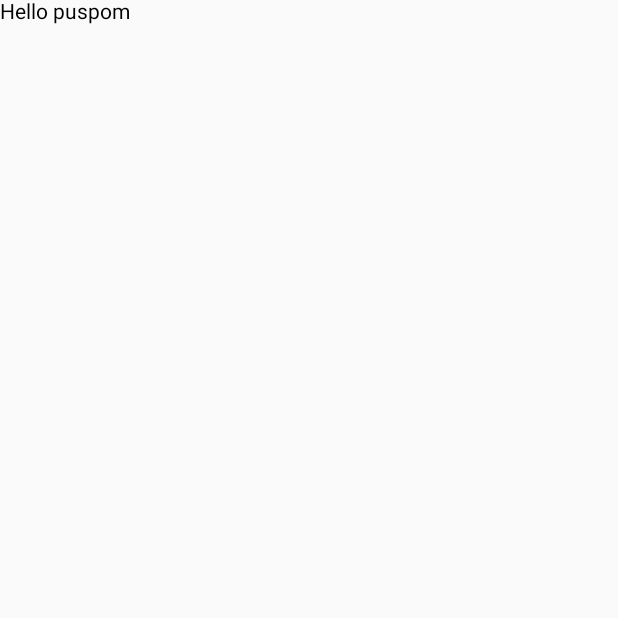
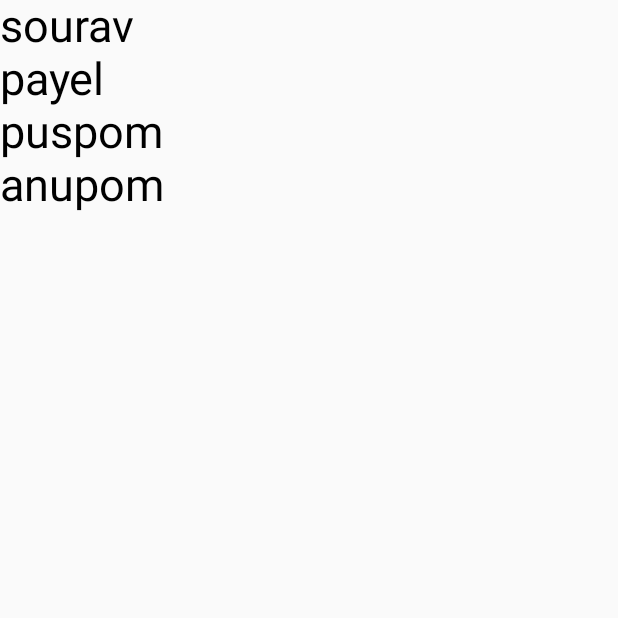
Before and after one commit to SouravBarman001/Android-practices, an Android app built with Jetpack Compose: the screen it shows after launch (MainActivity), on a phone screen of 412 x 824 dp, the top half of it. Before the commit the part shown is almost empty. Run offline under Robolectric (Android 15) with nearby library versions, the phone set to English and light mode, and no system bars.

Commit message:
text added

```diff
--- a/JetPackPractice/app/src/main/java/com/example/jetpackpractice/MainActivity.kt
+++ b/JetPackPractice/app/src/main/java/com/example/jetpackpractice/MainActivity.kt
@@ -3,6 +3,7 @@ package com.example.jetpackpractice
 import android.os.Bundle
 import androidx.activity.ComponentActivity
 import androidx.activity.compose.setContent
+import androidx.compose.foundation.layout.Column
 import androidx.compose.foundation.layout.fillMaxSize
 import androidx.compose.material.MaterialTheme
 import androidx.compose.material.Surface
@@ -10,17 +11,38 @@ import androidx.compose.material.Text
 import androidx.compose.runtime.Composable
 import androidx.compose.ui.Modifier
 import androidx.compose.ui.tooling.preview.Preview
+import androidx.compose.ui.unit.sp
 import com.example.jetpackpractice.ui.theme.JetPackPracticeTheme
+import com.example.jetpackpractice.ui.theme.Purple200
 
 class MainActivity : ComponentActivity() {
     override fun onCreate(savedInstanceState: Bundle?) {
         super.onCreate(savedInstanceState)
         setContent {
-        printText()
+    //    printText()
+            printLoop()
         }
     }
 }
 @Composable
 fun printText(){
-    Text(text = "Hello puspom")
+Column() {
+    Text(text = "Hello puspom", fontSize = 50.sp, color =Purple200)
+    Text(text = "Hello sourav", fontSize = 50.sp, color =Purple200)
+
+    Text(text = "Hello rahi", fontSize = 50.sp, color =Purple200)
+
+    Text(text = "Hello jarif", fontSize = 50.sp, color =Purple200)
 }
+
+}
+
+@Composable
+fun printLoop(){
+    val name = listOf<String>("sourav","payel","puspom","anupom")
+Column() {
+    for (a in name){
+        Text(text = "${a}", fontSize = 30.sp)
+    }
+}
+}
--- a/JetPackPractice/app/src/main/java/com/example/jetpackpractice/ui/theme/Color.kt
+++ b/JetPackPractice/app/src/main/java/com/example/jetpackpractice/ui/theme/Color.kt
@@ -2,7 +2,7 @@ package com.example.jetpackpractice.ui.theme
 
 import androidx.compose.ui.graphics.Color
 
-val Purple200 = Color(0xFFBB86FC)
+val Purple200 = Color(0xFF96E650)
 val Purple500 = Color(0xFF6200EE)
 val Purple700 = Color(0xFF3700B3)
 val Teal200 = Color(0xFF03DAC5)
```
